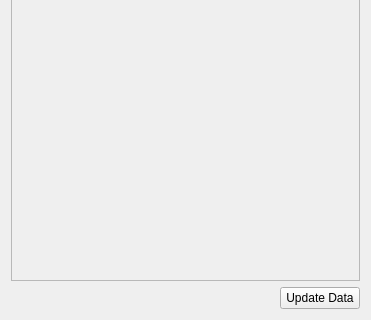
Before: the Qt Designer form ui/DataDock.ui in ben-sangster/mindmap, drawn with Qt 5; both pictures show x 0 to 371 and y 165 to 485 of the 371 by 485 pixel window.
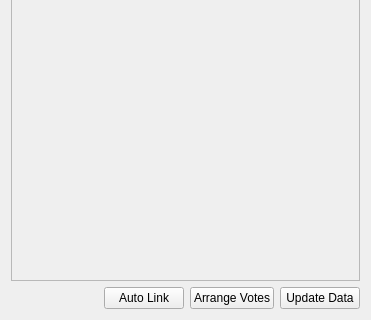
After: the same form once the commit is applied.

Commit message: Added linkDirection, several inspectors, a few automated placing scripts. Modified some offsets to fit screen size better.

Diff of the .ui file:
```diff
--- a/ui/DataDock.ui
+++ b/ui/DataDock.ui
@@ -67,6 +67,20 @@
        </property>
       </spacer>
      </item>
+     <item>
+      <widget class="QPushButton" name="linkButton">
+       <property name="text">
+        <string>Auto Link</string>
+       </property>
+      </widget>
+     </item>
+     <item>
+      <widget class="QPushButton" name="arrangeVotesButton">
+       <property name="text">
+        <string>Arrange Votes</string>
+       </property>
+      </widget>
+     </item>
      <item>
       <widget class="QPushButton" name="updateButton">
        <property name="text">
```
The commit also changes 15 other files.
